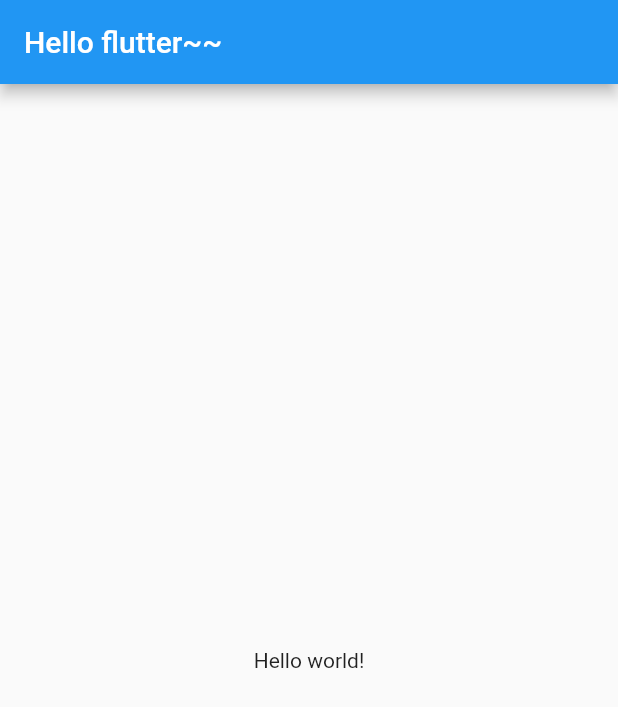
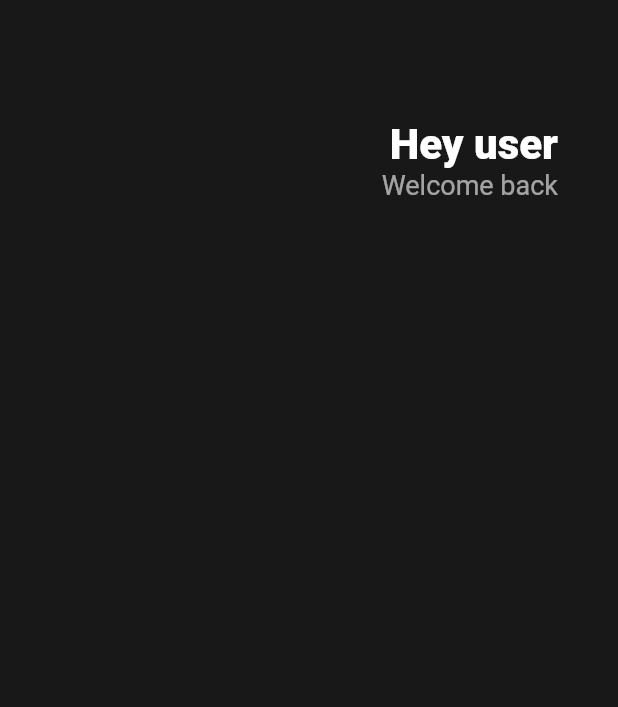
Before and after one commit to fluorjo/flutter_webtoon_app_clone, a Flutter app: the screen it shows after launch, on a phone screen of 412 x 824 dp. Shown: the top 707 px of the screen. Run offline on Flutter 3.47's test engine with Material 2 defaults, Android fonts, the phone set to English and light mode, and no system bars.

Commit message:
3.0.header

```diff
--- a/lib/main.dart
+++ b/lib/main.dart
@@ -9,11 +9,41 @@ class App extends StatelessWidget {
   Widget build(BuildContext context) {
     return MaterialApp(
       home: Scaffold(
-        appBar: AppBar(
-          title: Text('Hello flutter~~'),
-        ),
-        body: Center(child:Text('Hello world!')),
-      ),
-    );
+        backgroundColor: Color(0xff181818),
+        body: Padding(
+          padding: EdgeInsets.symmetric(horizontal: 40),
+          child: Column(
+          children: [
+          Row(
+            mainAxisAlignment: MainAxisAlignment.end,
+            children: [
+            Column(
+              crossAxisAlignment:
+              CrossAxisAlignment.end,
+              children: [
+                SizedBox(
+                  height: 80,
+                ),
+              Text('Hey user',
+              style: TextStyle(
+                color: Colors.white,
+                fontSize: 28,
+                fontWeight: FontWeight.w800,
+                ),
+                ),
+              Text('Welcome back',
+              style: TextStyle(
+                color: Colors.white.withOpacity(0.6),
+                fontSize: 18,
+
+                ),
+              ),
+            ],
+            )
+          ],
+          )
+        ],),
+        )
+        ),);
   }
 }
```
Also changed, not shown: 1 other file.
